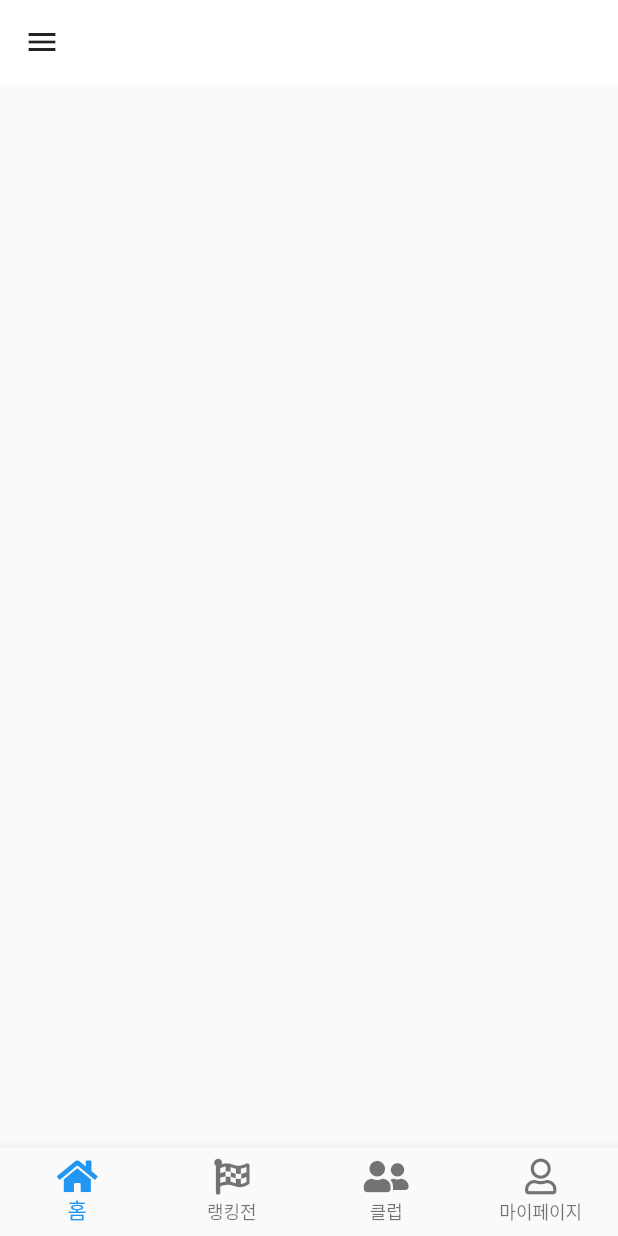
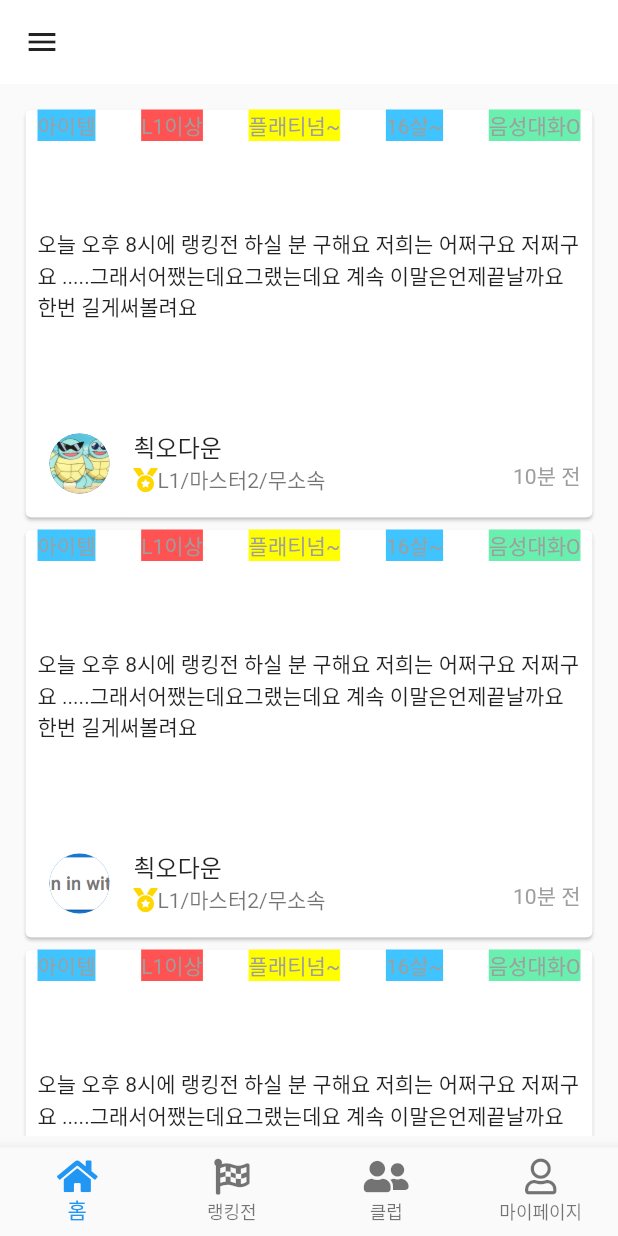
Before and after one commit to mynameisdaun/pitter-flutter, a Flutter app: the home screen opened directly, on a phone screen of 412 x 824 dp. Run offline on Flutter 3.47's test engine with Material 2 defaults, Android fonts, the phone set to English and light mode, and no system bars; our stand-ins replace dio, flutter_secure_storage, flutter_svg, fluttertoast, font_awesome_flutter, table_calendar; missing offline and left inert: flutter_web_auth; accounts and stored records are empty.

Commit message:
card filter

```diff
--- a/lib/pages/home.dart
+++ /dev/null
@@ -1,97 +0,0 @@
-import 'package:diet/common/pitterConstant.dart';
-import 'package:flutter/cupertino.dart';
-import 'package:flutter/material.dart';
-import 'package:font_awesome_flutter/font_awesome_flutter.dart';
-
-class home extends StatefulWidget {
-  const home({Key? key}) : super(key: key);
-
-  @override
-  _homeState createState() => _homeState();
-}
-
-class _homeState extends State<home> {
-  List<String> images = [
-    "assets/logo.png",
-    "assets/login-google.png",
-    "assets/login-kakao.png",
-    "assets/login-naver.png",
-    "assets/logo.png",
-    "assets/login-google.png",
-    "assets/login-kakao.png",
-    "assets/login-naver.png",
-    "assets/naver_square.png",
-    "assets/logo.png",
-    "assets/login-google.png",
-    "assets/login-kakao.png",
-    "assets/login-naver.png",
-    "assets/logo.png",
-    "assets/login-google.png",
-    "assets/login-kakao.png",
-    "assets/login-naver.png",
-    "assets/naver_square.png"
-  ];
-
-  @override
-  Widget build(BuildContext context) {
-    return Scaffold(
-      drawer: Drawer(),
-      appBar: AppBar(
-        elevation: 0,
-        backgroundColor: primaryBackGroundColor,
-        iconTheme: IconThemeData(color: primaryIconColor),
-      ),
-        body: Column(
-          children: [
-            Card(
-
-            ),
-            ListView.builder(
-              itemBuilder: (BuildContext, index){
-                return Container(
-                  height: 200,
-                  children: [
-                    Card(
-                      child: ListTile(
-                        leading: CircleAvatar(backgroundImage: AssetImage(images[index]),),
-                        title: Text("This is title"),
-                        subtitle: Text("This is subtitle"),
-                      ),
-                    ),
-                  ],
-                );
-              },
-              itemCount: images.length,
-              shrinkWrap: true,
-              padding: EdgeInsets.all(5),
-              scrollDirection: Axis.vertical,
-            ),
-          ],
-        ),
-      bottomNavigationBar: BottomNavigationBar(
-          type: BottomNavigationBarType.fixed,
-          onTap: (index) => {},
-          currentIndex: 0,
-          items: [
-            BottomNavigationBarItem(
-              icon: FaIcon(FontAwesomeIcons.home),
-              label: '홈',
-            ),
-            BottomNavigationBarItem(
-              icon: FaIcon(FontAwesomeIcons.flagCheckered),
-              label: '랭킹전',
-            ),
-            BottomNavigationBarItem(
-              //icon: Icon(Icons.mail),
-              icon: FaIcon(FontAwesomeIcons.userFriends),
-              label: '클럽',
-            ),
-            BottomNavigationBarItem(
-              icon: FaIcon(FontAwesomeIcons.user),
-              label: '마이페이지',
-          )
-        ]
-      )
-    );
-  }
-}
--- /dev/null
+++ b/lib/pages/ranking_match_page.dart
@@ -0,0 +1,190 @@
+import 'package:diet/common/pitterConstant.dart';
+import 'package:flutter/cupertino.dart';
+import 'package:flutter/material.dart';
+import 'package:font_awesome_flutter/font_awesome_flutter.dart';
+import 'package:intl/intl.dart';
+
+class home extends StatefulWidget {
+  const home({Key? key}) : super(key: key);
+
+  @override
+  _homeState createState() => _homeState();
+}
+
+class _homeState extends State<home> {
+
+  ScrollController _controller = new ScrollController();
+  DateFormat dateFormat = DateFormat("yy-MM-dd HH:mm");
+
+
+  List<String> images = [
+    "assets/logo.png",
+    "assets/login-google.png",
+    "assets/login-kakao.png",
+    "assets/login-naver.png",
+    "assets/logo.png",
+    "assets/login-google.png",
+    "assets/login-kakao.png",
+    "assets/login-naver.png",
+    "assets/naver_square.png",
+  ];
+
+  @override
+  Widget build(BuildContext context) {
+    return Scaffold(
+      drawer: Drawer(),
+      appBar: AppBar(
+        elevation: 0,
+        backgroundColor: primaryBackGroundColor,
+        iconTheme: IconThemeData(color: primaryIconColor),
+      ),
+        body:  Padding(
+          padding: const EdgeInsets.all(8.0),
+          child: Column(
+            children: [
+              Expanded(
+                child: ListView.builder(
+                  itemBuilder: (BuildContext, index){
+                    return Container(
+                      height: 280,
+                      child: Card(
+                        child: Column(
+                          mainAxisAlignment: MainAxisAlignment.spaceBetween,
+                          crossAxisAlignment: CrossAxisAlignment.start,
+                          children: [
+                            Container(
+                              padding: const EdgeInsets.only(left: 8, right: 8),
+                              child: Row(
+                                mainAxisAlignment: MainAxisAlignment.spaceBetween,
+                                children: [
+                                  Container(
+                                    decoration: BoxDecoration(color: Colors.lightBlueAccent),
+                                    child:
+                                    Text(
+                                      '아이템',
+                                      style: TextStyle(color: Colors.grey),
+                                    ),
+                                  ),
+                                  Container(
+                                    decoration: BoxDecoration(color: Colors.redAccent),
+                                    child: Text(
+                                      'L1이상',
+                                      style: TextStyle(color: Colors.grey),
+                                    ),
+                                  ),
+                                  Container(
+                                    decoration: BoxDecoration(color: Colors.yellowAccent),
+                                    child: Text(
+                                      '플래티넘~',
+                                      style: TextStyle(color: Colors.grey),
+                                    ),
+                                  ),
+                                  Container(
+                                    decoration: BoxDecoration(color: Colors.lightBlueAccent),
+                                    child: Text(
+                                      '16살~',
+                                      style: TextStyle(color: Colors.grey),
+                                    ),
+                                  ),
+                                  Container(
+                                    decoration: BoxDecoration(color: Colors.greenAccent),
+                                    child: Text(
+                                      '음성대화O',
+                                      style: TextStyle(color: Colors.grey),
+                                    ),
+                                  ),
+                                ],
+                              ),
+                            ),
+                            /* 게시글 컨텐츠 */
+                            Container(
+                                padding: const EdgeInsets.only(left: 8, right: 8),
+                                child: Text(''
+                                    '오늘 오후 8시에 랭킹전 하실 분 구해요 저희는 어쩌구요 저쩌구요 .....'
+                                    '그래서어쨌는데요그랬는데요 계속 이말은언제끝날까요 한번 길게써볼려요')
+                            ),
+                            /* 게시글 하단 */
+                            Container(
+                              width: double.infinity,
+                              child: Row(
+                                children: [
+                                  Expanded(
+                                    child: ListTile(
+                                      leading: CircleAvatar(backgroundImage: AssetImage(images[index]),),
+                                      title: Text("쵝오다운"),
+                                      subtitle: Row(
+                                        children: [
+                                          Container(
+                                            child: FaIcon(
+                                              FontAwesomeIcons.medal,
+                                              size: 16,
+                                              color: Color(0xFFFFD700)
+                                            ),
+                                          ),
+                                          Text("L1/마스터2/무소속"),
+                                        ],
+                                      ),
+                                    ),
+                                  ),
+                                  Padding(
+                                    padding: const EdgeInsets.only(right: 8.0),
+                                    child: Column(
+                                      mainAxisAlignment: MainAxisAlignment.end,
+                                      crossAxisAlignment: CrossAxisAlignment.end,
+                                      children: [
+                                        Text(''),
+                                        Text('10분 전',
+                                          style: TextStyle(
+                                            color: Colors.grey
+                                          ),
+                                        )
+                                      ],
+                                    ),
+                                  )
+                                ],
+                              ),
+                            ),
+                          ],
+                        ),
+                      ),
+                    );
+                  },
+                  physics: const BouncingScrollPhysics(parent: AlwaysScrollableScrollPhysics()),
+                  controller: _controller,
+                  itemCount: images.length,
+                  shrinkWrap: true,
+                  padding: EdgeInsets.all(5),
+                  scrollDirection: Axis.vertical,
+                ),
+              ),
+            ],
+          ),
+        ),
+      bottomNavigationBar: BottomNavigationBar(
+          type: BottomNavigationBarType.fixed,
+          onTap: (index) => {},
+          currentIndex: 0,
+          items: [
+            BottomNavigationBarItem(
+              icon: FaIcon(FontAwesomeIcons.home),
+              label: '홈',
+            ),
+            BottomNavigationBarItem(
+              icon: FaIcon(FontAwesomeIcons.flagCheckered),
+              label: '랭킹전',
+            ),
+            BottomNavigationBarItem(
+              //icon: Icon(Icons.mail),
+              icon: FaIcon(FontAwesomeIcons.userFriends),
+              label: '클럽',
+            ),
+            BottomNavigationBarItem(
+              icon: FaIcon(FontAwesomeIcons.user),
+              label: '마이페이지',
+          )
+        ]
+      )
+    );
+  }
+
+}
--- a/lib/pages/splash.dart
+++ b/lib/pages/splash.dart
@@ -1,7 +1,7 @@
 import 'dart:async';
 
 import 'package:diet/pages/UserProfilePage.dart';
-import 'package:diet/pages/home.dart';
+import 'package:diet/pages/ranking_match_page.dart';
 import 'package:dio/dio.dart';
 import 'package:flutter/cupertino.dart';
 import 'package:flutter/material.dart';
@@ -50,7 +50,7 @@ class _SplashPageState extends State<SplashPage> with TickerProviderStateMixin {
     } else {
       Navigator.pushReplacement(
           context,
-          MaterialPageRoute(builder: (context) => KakaoLoginPage())
+          MaterialPageRoute(builder: (context) => home())
       );
     }
   }
--- a/pubspec.yaml
+++ b/pubspec.yaml
@@ -45,6 +45,7 @@ dependencies:
   fluttertoast: ^8.0.8
   flutter_launcher_icons: ^0.9.2
   table_calendar: ^3.0.3
+  flutter_search_bar: ^2.1.0
 
 dev_dependencies:
   flutter_test:
```
Also changed, not shown: pubspec.lock.
